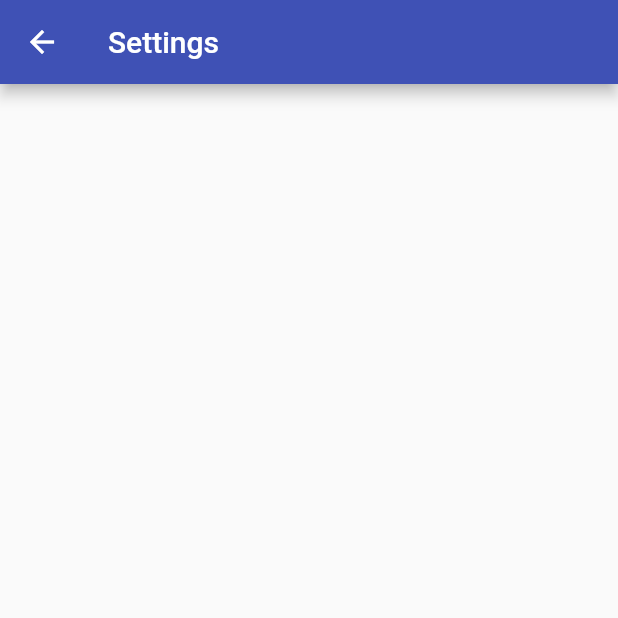
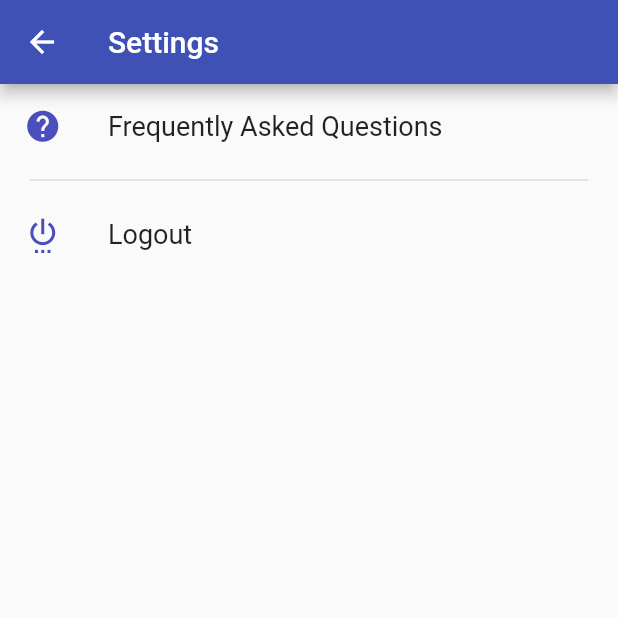
Before and after one commit to prasium/fresh-air, a Flutter app: the screen it shows after launch, after a tap on the "settings" icon, on a phone screen of 412 x 824 dp, the top half of it. Run offline on Flutter 3.47's test engine with Material 2 defaults, Android fonts, the phone set to English and light mode, and no system bars; our stand-ins replace firebase_auth, firebase_core, google_sign_in, salomon_bottom_bar; accounts and stored records are empty.

Commit message:
SettingsScreen

```diff
--- a/lib/screens/home.dart
+++ b/lib/screens/home.dart
@@ -4,6 +4,8 @@ import 'package:salomon_bottom_bar/salomon_bottom_bar.dart';
 import '../widgets/bottomBarScreens.dart';
 
 class Home extends StatefulWidget {
+  static const routeName = '/home';
+
   @override
   State<Home> createState() => _HomeState();
 }
@@ -21,10 +23,7 @@ class _HomeState extends State<Home> {
           actions: [
             IconButton(
               onPressed: () {
-                Navigator.push(
-                  context,
-                  MaterialPageRoute(builder: (context) => Settings()),
-                );
+                Navigator.pushNamed(context, Settings.routeName);
               },
               icon: const Icon(Icons.settings),
             ),
--- a/lib/screens/loginScreen.dart
+++ b/lib/screens/loginScreen.dart
@@ -3,6 +3,8 @@ import 'package:fresh_air/utils/authentication.dart';
 import 'package:fresh_air/widgets/googleSignInButton.dart';
 
 class LoginScreen extends StatefulWidget {
+  static const routeName = '/loginScreen';
+
   @override
   _LoginScreenState createState() => _LoginScreenState();
 }
--- a/lib/screens/main.dart
+++ b/lib/screens/main.dart
@@ -1,5 +1,6 @@
 import 'package:flutter/material.dart';
 import 'package:fresh_air/screens/loginScreen.dart';
+import 'package:fresh_air/screens/settings.dart';
 
 import 'home.dart';
 
@@ -19,6 +20,11 @@ class MyApp extends StatelessWidget {
         primarySwatch: Colors.indigo,
         accentColor: Color(0xFF0C0C7A),
       ),
+      routes: {
+        Settings.routeName: (context) => Settings(),
+        Home.routeName: (context) => Home(),
+        LoginScreen.routeName: (context) => LoginScreen()
+      },
       home: Home(),
     );
   }
--- a/lib/screens/settings.dart
+++ b/lib/screens/settings.dart
@@ -1,12 +1,71 @@
 import 'package:flutter/material.dart';
 
+import 'home.dart';
+
 class Settings extends StatelessWidget {
+  static const routeName = '/settings';
+
   @override
   Widget build(BuildContext context) {
     return Scaffold(
       appBar: AppBar(
         title: Text('Settings'),
       ),
+      body: SafeArea(
+        child: Column(
+          children: [
+            Expanded(
+              child: Container(
+                child: ListView(
+                  children: <Widget>[
+                    Options(
+                      title: 'Frequently Asked Questions',
+                      icon: Icons.help,
+                      onTap: () {},
+                    ),
+                    Divider(
+                      indent: 20,
+                      endIndent: 20,
+                      thickness: 1,
+                    ),
+                    Options(
+                      title: 'Logout',
+                      icon: Icons.settings_power,
+                      onTap: () {},
+                    ),
+                  ],
+                ),
+              ),
+            ),
+          ],
+        ),
+      ),
     );
   }
 }
+
+class Options extends StatelessWidget {
+  final String title;
+  final IconData icon;
+  final Function onTap;
+
+  const Options(
+      {Key? key, required this.title, required this.icon, required this.onTap})
+      : super(key: key);
+
+  @override
+  Widget build(BuildContext context) {
+    return ListTile(
+      onTap: onTap(),
+      leading: Icon(
+        icon,
+        size: 25,
+        color: Color(0xFF4B4FBE),
+      ),
+      title: Text(
+        title,
+        style: TextStyle(fontSize: 18),
+      ),
+    );
+  }
+}
--- a/lib/widgets/googleSignInButton.dart
+++ b/lib/widgets/googleSignInButton.dart
@@ -41,11 +41,7 @@ class _GoogleSignInButtonState extends State<GoogleSignInButton> {
                 });
 
                 if (user != null) {
-                  Navigator.of(context).pushReplacement(
-                    MaterialPageRoute(
-                      builder: (context) => Home(),
-                    ),
-                  );
+                  Navigator.pushNamed(context, Home.routeName);
                 }
               },
               child: Padding(
```
